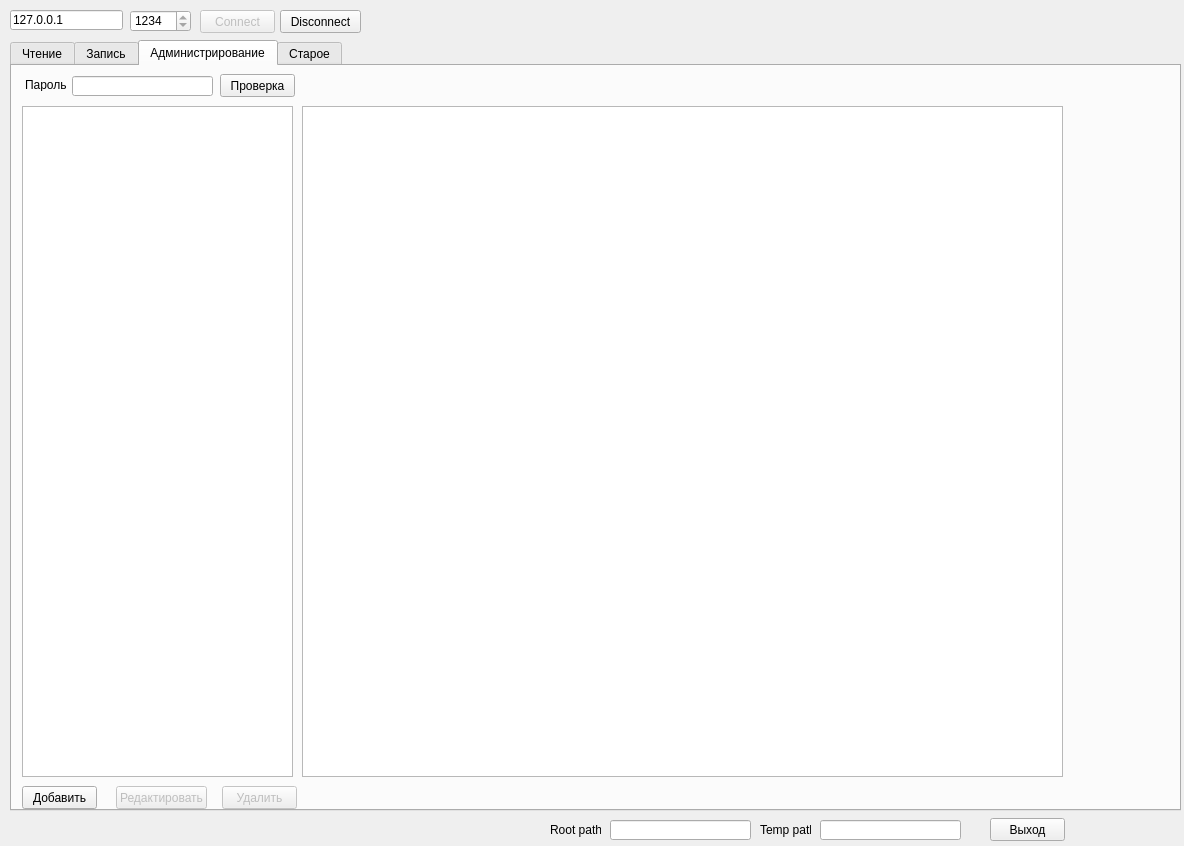
Old version of the form Socket_Client_v5/Dialogs/MainForm.ui in the repository Balog/Synchonization.
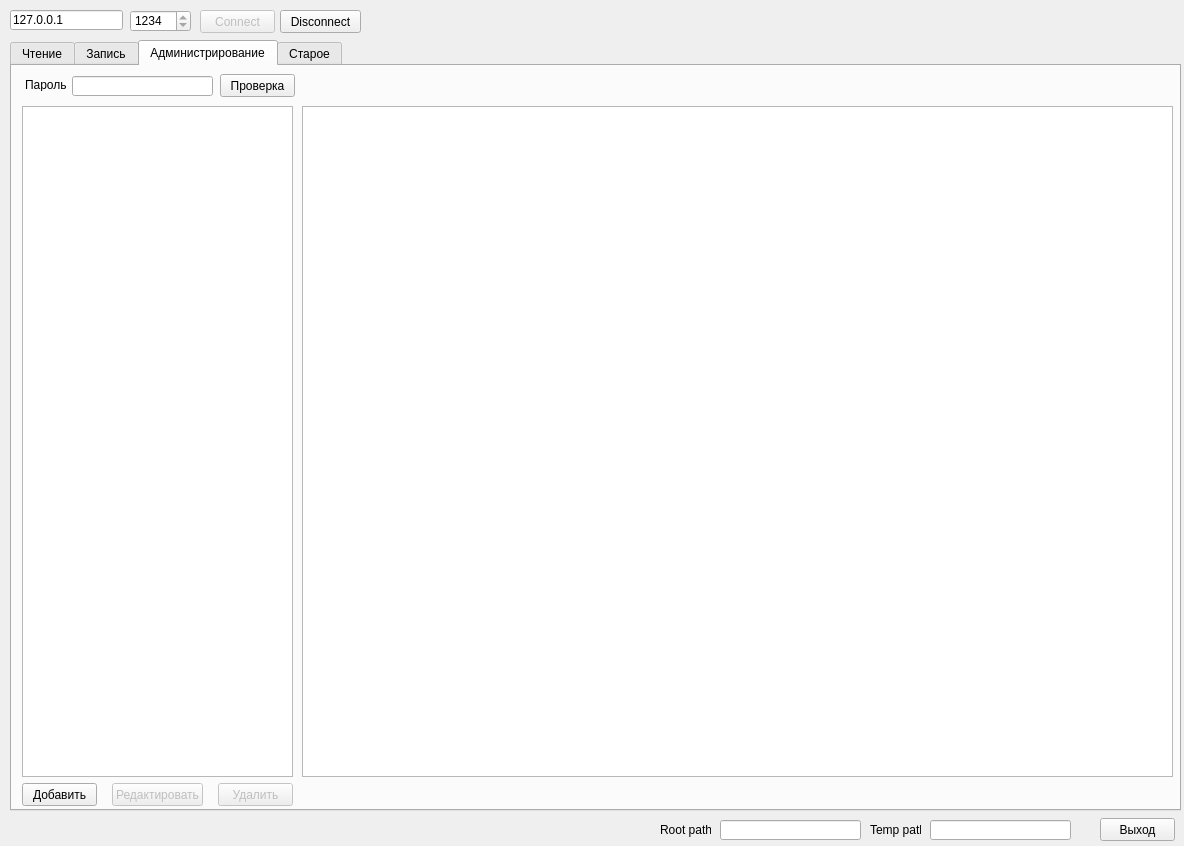
New version of the form. The open tabs and pages were chosen to show the change.

```diff
--- a/Socket_Client_v5/Dialogs/MainForm.ui
+++ b/Socket_Client_v5/Dialogs/MainForm.ui
@@ -10,13 +10,31 @@
     <height>846</height>
    </rect>
   </property>
+  <property name="sizePolicy">
+   <sizepolicy hsizetype="Fixed" vsizetype="Fixed">
+    <horstretch>0</horstretch>
+    <verstretch>0</verstretch>
+   </sizepolicy>
+  </property>
+  <property name="minimumSize">
+   <size>
+    <width>1184</width>
+    <height>846</height>
+   </size>
+  </property>
+  <property name="maximumSize">
+   <size>
+    <width>1184</width>
+    <height>846</height>
+   </size>
+  </property>
   <property name="windowTitle">
    <string>Главная форма</string>
   </property>
   <widget class="QLineEdit" name="leRoot">
    <property name="geometry">
     <rect>
-     <x>610</x>
+     <x>720</x>
      <y>820</y>
      <width>141</width>
      <height>20</height>
@@ -32,7 +50,7 @@
   <widget class="QLabel" name="label">
    <property name="geometry">
     <rect>
-     <x>550</x>
+     <x>660</x>
      <y>822</y>
      <width>51</width>
      <height>16</height>
@@ -109,7 +127,7 @@
   <widget class="QLabel" name="label_2">
    <property name="geometry">
     <rect>
-     <x>760</x>
+     <x>870</x>
      <y>822</y>
      <width>51</width>
      <height>16</height>
@@ -122,7 +140,7 @@
   <widget class="QLineEdit" name="leTemp">
    <property name="geometry">
     <rect>
-     <x>820</x>
+     <x>930</x>
      <y>820</y>
      <width>141</width>
      <height>20</height>
@@ -144,6 +162,24 @@
      <height>771</height>
     </rect>
    </property>
+   <property name="sizePolicy">
+    <sizepolicy hsizetype="Fixed" vsizetype="Fixed">
+     <horstretch>0</horstretch>
+     <verstretch>0</verstretch>
+    </sizepolicy>
+   </property>
+   <property name="minimumSize">
+    <size>
+     <width>1171</width>
+     <height>771</height>
+    </size>
+   </property>
+   <property name="maximumSize">
+    <size>
+     <width>1171</width>
+     <height>771</height>
+    </size>
+   </property>
    <property name="currentIndex">
     <number>1</number>
    </property>
@@ -719,7 +755,7 @@
      <property name="geometry">
       <rect>
        <x>10</x>
-       <y>720</y>
+       <y>717</y>
        <width>75</width>
        <height>23</height>
       </rect>
@@ -734,8 +770,8 @@
      </property>
      <property name="geometry">
       <rect>
-       <x>104</x>
-       <y>720</y>
+       <x>100</x>
+       <y>717</y>
        <width>91</width>
        <height>23</height>
       </rect>
@@ -750,8 +786,8 @@
      </property>
      <property name="geometry">
       <rect>
-       <x>210</x>
-       <y>720</y>
+       <x>206</x>
+       <y>717</y>
        <width>75</width>
        <height>23</height>
       </rect>
@@ -765,7 +801,7 @@
       <rect>
        <x>290</x>
        <y>40</y>
-       <width>761</width>
+       <width>871</width>
        <height>671</height>
       </rect>
      </property>
@@ -1120,7 +1156,7 @@
   <widget class="QPushButton" name="pbExit">
    <property name="geometry">
     <rect>
-     <x>990</x>
+     <x>1100</x>
      <y>818</y>
      <width>75</width>
      <height>23</height>
```
Left out of the diff: 6 changed lines with no effect on the pictures.
